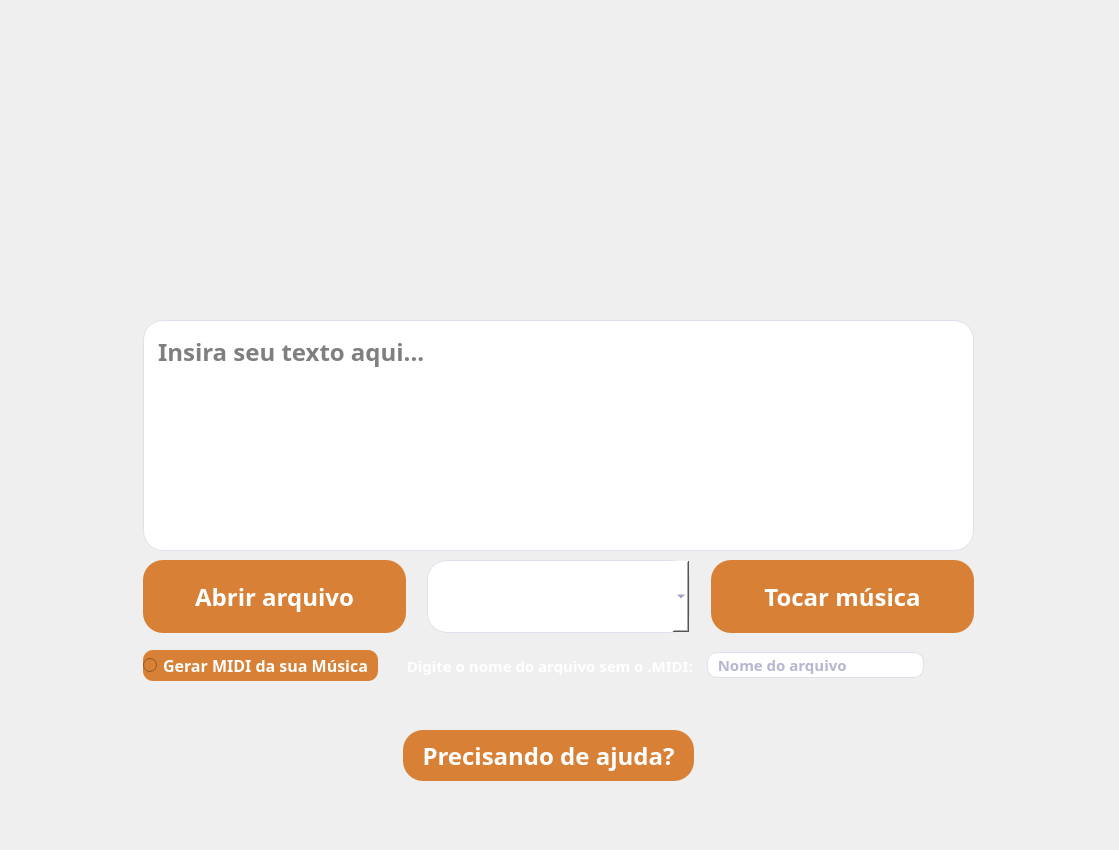
The window that mainwindow.ui (JuDCraide/Trabalho-UFRGS-TCP-Notas-Musicais) describes before a commit, drawn with Qt 5.
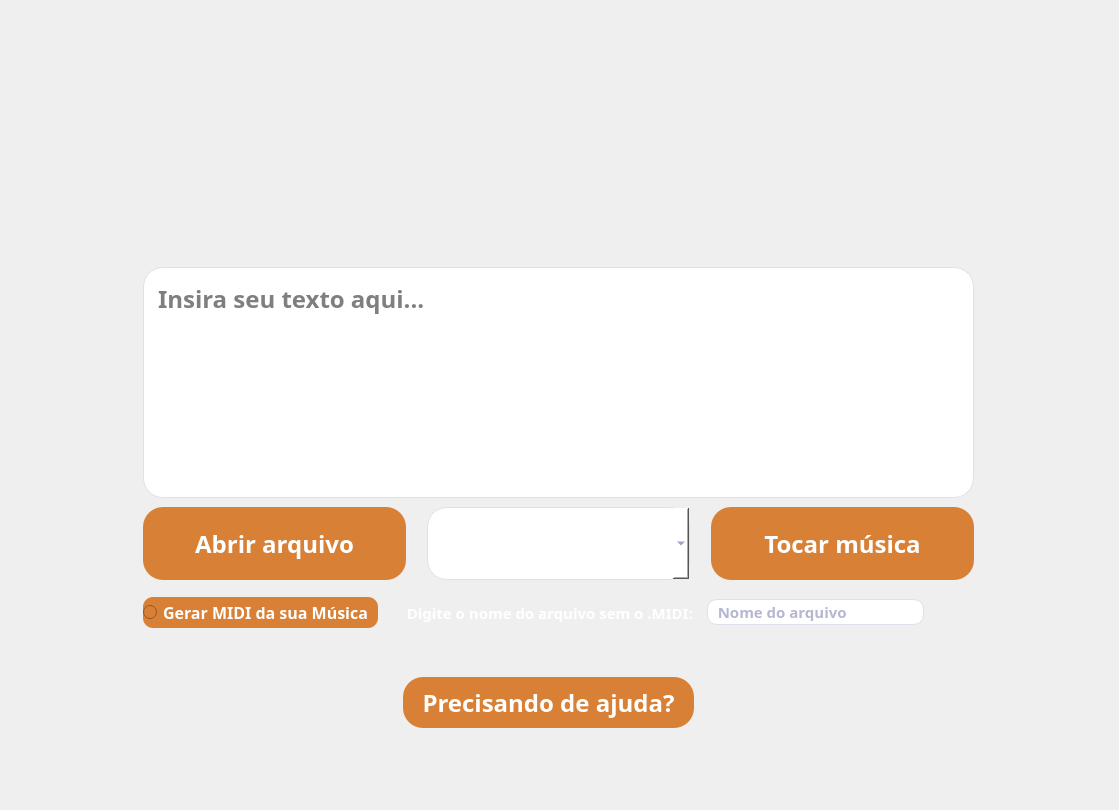
The same window after the commit. Icons and pictures are not drawn.

```diff
--- a/mainwindow.ui
+++ b/mainwindow.ui
@@ -7,7 +7,7 @@
     <x>0</x>
     <y>0</y>
     <width>1119</width>
-    <height>850</height>
+    <height>810</height>
    </rect>
   </property>
   <property name="sizePolicy">
@@ -84,15 +84,15 @@
       </property>
      </spacer>
     </item>
-    <item row="1" column="3">
-     <spacer name="verticalSpacer_2">
+    <item row="2" column="4">
+     <spacer name="horizontalSpacer_4">
       <property name="orientation">
-       <enum>Qt::Vertical</enum>
+       <enum>Qt::Horizontal</enum>
       </property>
       <property name="sizeHint" stdset="0">
        <size>
-        <width>20</width>
-        <height>40</height>
+        <width>108</width>
+        <height>478</height>
        </size>
       </property>
      </spacer>
@@ -102,6 +102,9 @@
       <property name="orientation">
        <enum>Qt::Vertical</enum>
       </property>
+      <property name="sizeType">
+       <enum>QSizePolicy::Maximum</enum>
+      </property>
       <property name="sizeHint" stdset="0">
        <size>
         <width>848</width>
@@ -110,7 +113,7 @@
       </property>
      </spacer>
     </item>
-    <item row="2" column="2" colspan="2">
+    <item row="1" column="2" rowspan="2" colspan="2">
      <widget class="QWidget" name="widget" native="true">
       <property name="enabled">
        <bool>true</bool>
```
Left out of the diff: 13 changed lines with no effect on the pictures.
